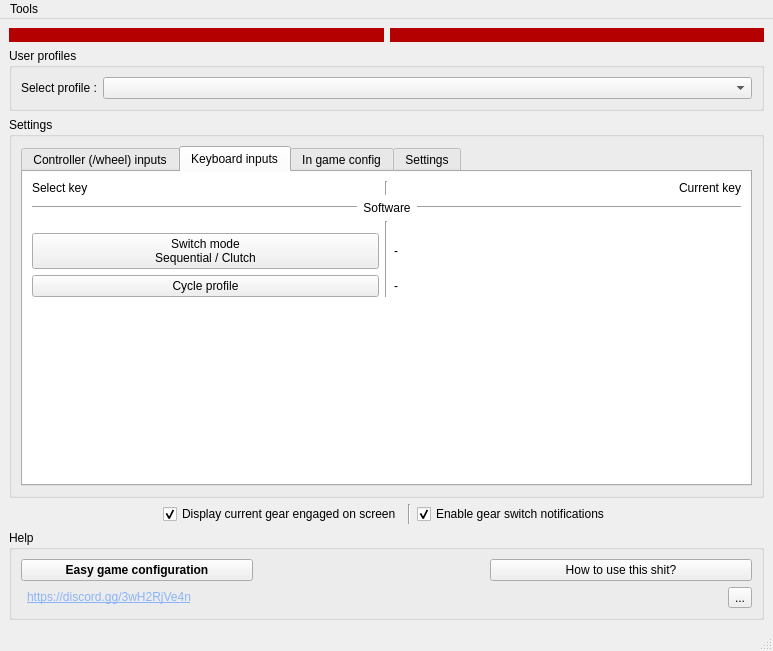
First picture: the form in BrokenTC2/mainwindow.ui, repository BrokenGameNoob/BrokenTC2, before the edit.
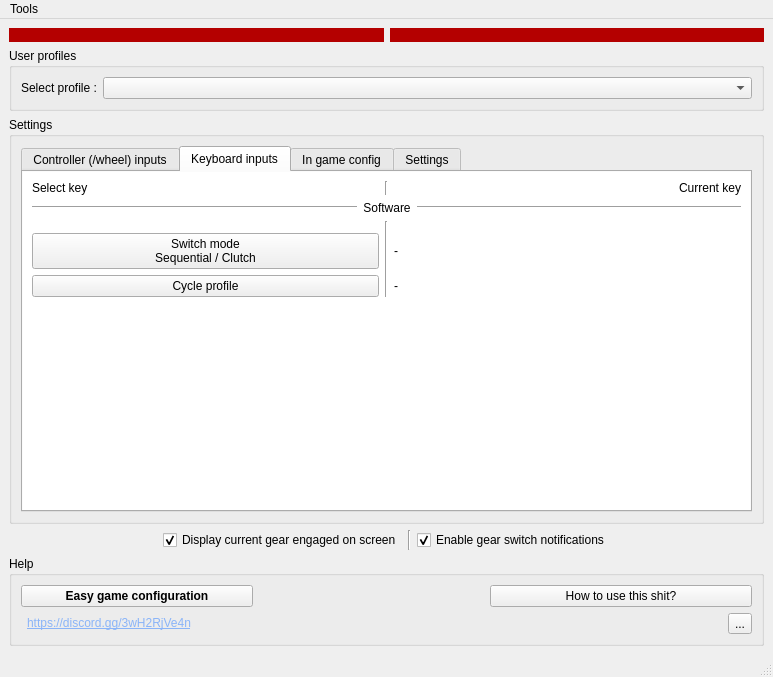
Second picture: the form after the edit. The open tabs and pages were chosen to show the change. Icons and pictures are not drawn.

What changed in the file:
```diff
--- a/BrokenTC2/mainwindow.ui
+++ b/BrokenTC2/mainwindow.ui
@@ -98,6 +98,12 @@
        <enum>Qt::Horizontal</enum>
       </property>
       <widget class="QGroupBox" name="gb_settings">
+       <property name="sizePolicy">
+        <sizepolicy hsizetype="Preferred" vsizetype="Minimum">
+         <horstretch>0</horstretch>
+         <verstretch>0</verstretch>
+        </sizepolicy>
+       </property>
        <property name="title">
         <string>Settings</string>
        </property>
@@ -589,8 +595,8 @@
              <rect>
               <x>0</x>
               <y>0</y>
-              <width>203</width>
-              <height>146</height>
+              <width>727</width>
+              <height>286</height>
              </rect>
             </property>
             <property name="minimumSize">
@@ -1741,6 +1747,12 @@
     </item>
     <item>
      <widget class="QGroupBox" name="gb_help">
+      <property name="sizePolicy">
+       <sizepolicy hsizetype="Preferred" vsizetype="Maximum">
+        <horstretch>0</horstretch>
+        <verstretch>0</verstretch>
+       </sizepolicy>
+      </property>
       <property name="title">
        <string>Help</string>
       </property>
```
Left out of the diff: 4 changed lines with no effect on the pictures.
